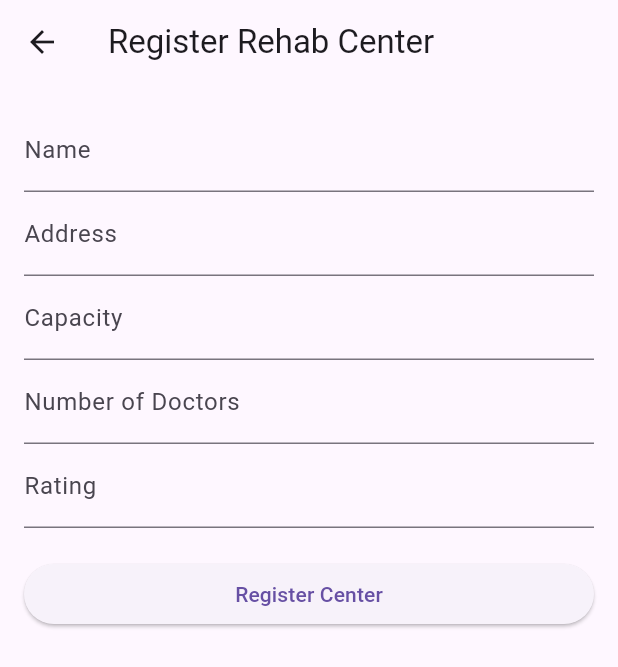
After one commit to srushti-shete/MAD_Project, a Flutter app: the RehabCenterRegistrationScreen screen opened directly, on a phone screen of 412 x 824 dp. The commit adds this screen. Shown: the top 667 px of the screen. Run offline on Flutter 3.47's test engine with Material 3 defaults, Android fonts, the phone set to English and light mode, and no system bars; our stand-ins replace cloud_firestore, firebase_auth, firebase_core, flutter_map, geocoding, latlong2 and 1 more; accounts and stored records are empty; network calls fail.

```diff
--- /dev/null
+++ b/lib/pages/CenterRegistration.dart
@@ -0,0 +1,116 @@
+import 'package:flutter/material.dart';
+import 'package:firebase_auth/firebase_auth.dart';
+import 'package:cloud_firestore/cloud_firestore.dart';
+import 'package:geocoding/geocoding.dart';
+
+class RehabCenterRegistrationScreen extends StatefulWidget {
+  @override
+  _RehabCenterRegistrationScreenState createState() => _RehabCenterRegistrationScreenState();
+}
+
+class _RehabCenterRegistrationScreenState extends State<RehabCenterRegistrationScreen> {
+  final FirebaseAuth _auth = FirebaseAuth.instance;
+  final FirebaseFirestore _firestore = FirebaseFirestore.instance;
+  final TextEditingController _nameController = TextEditingController();
+  final TextEditingController _addressController = TextEditingController();
+  final TextEditingController _capacityController = TextEditingController();
+  final TextEditingController _numDoctorsController = TextEditingController();
+  final TextEditingController _ratingController = TextEditingController();
+
+  void _registerCenter() async {
+    try {
+      // Convert address to latitude and longitude
+      List<Location> locations = await locationFromAddress(_addressController.text);
+      if (locations.isNotEmpty) {
+        // Save center details to Firestore
+        await _firestore.collection('rehab_centers').add({
+          'name': _nameController.text,
+          'address': _addressController.text,
+          'latitude': locations[0].latitude,
+          'longitude': locations[0].longitude,
+          'capacity': int.tryParse(_capacityController.text) ?? 0,
+          'num_doctors': int.tryParse(_numDoctorsController.text) ?? 0,
+          'rating': double.tryParse(_ratingController.text) ?? 0.0,
+        });
+
+        // Show success message
+        showDialog(
+          context: context,
+          builder: (BuildContext context) {
+            return AlertDialog(
+              title: Text('Success'),
+              content: Text('Rehab center registered successfully'),
+              actions: <Widget>[
+                TextButton(
+                  onPressed: () {
+                    Navigator.of(context).pop();
+                  },
+                  child: Text('OK'),
+                ),
+              ],
+            );
+          },
+        );
+      }
+    } catch (e) {
+      // Registration failed
+      print('Failed to register rehab center: $e');
+      // Show an error message to the user
+      ScaffoldMessenger.of(context).showSnackBar(
+        SnackBar(
+          content: Text('Failed to register rehab center: $e'),
+        ),
+      );
+    }
+  }
+
+  @override
+  Widget build(BuildContext context) {
+    return Scaffold(
+      appBar: AppBar(
+        title: Text('Register Rehab Center'),
+      ),
+      body: Padding(
+        padding: EdgeInsets.all(16.0),
+        child: ListView(
+          children: [
+            TextFormField(
+              controller: _nameController,
+              decoration: InputDecoration(labelText: 'Name'),
+            ),
+            TextFormField(
+              controller: _addressController,
+              decoration: InputDecoration(labelText: 'Address'),
+            ),
+            TextFormField(
+              controller: _capacityController,
+              decoration: InputDecoration(labelText: 'Capacity'),
+              keyboardType: TextInputType.number,
+            ),
+            TextFormField(
+              controller: _numDoctorsController,
+              decoration: InputDecoration(labelText: 'Number of Doctors'),
+              keyboardType: TextInputType.number,
+            ),
+            TextFormField(
+              controller: _ratingController,
+              decoration: InputDecoration(labelText: 'Rating'),
+              keyboardType: TextInputType.numberWithOptions(decimal: true),
+            ),
+            SizedBox(height: 20),
+            ElevatedButton(
+              onPressed: _registerCenter,
+              child: Text('Register Center'),
+            ),
+          ],
+        ),
+      ),
+    );
+  }
+}
+
+void main() {
+  runApp(MaterialApp(
+    home: RehabCenterRegistrationScreen(),
+  ));
+}
--- a/lib/pages/register_page.dart
+++ b/lib/pages/register_page.dart
@@ -1,3 +1,4 @@
+//User Registration
 import 'package:firebase_auth/firebase_auth.dart';
 import 'package:flutter/material.dart';
 import 'package:modernlogintute/components/my_button.dart';
```
Also changed, not shown: lib/pages/DisplayCenters.dart (added, +266 -0 lines), lib/pages/home_page.dart (+44 -7 lines), lib/pages/login_page.dart (+9 -2 lines), lib/pages/registerbutton.dart (added, +82 -0 lines), pubspec.yaml (+8 -0 lines), lib/images/drug.png (added), pubspec.lock, 5 other files.
